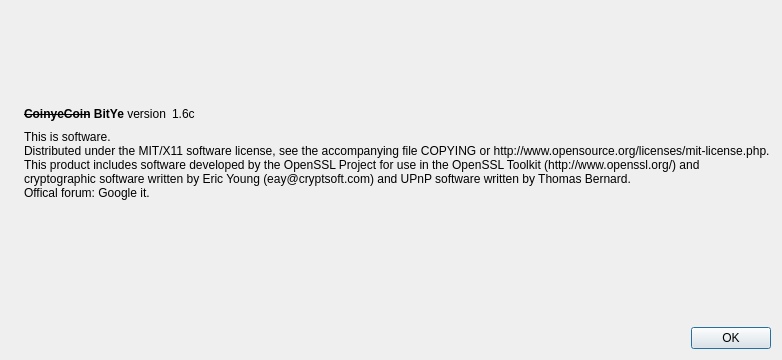
This is src/qt/forms/aboutdialog.ui in bityecoin/coinyecoin as Qt 5 draws it before an edit. The edited form follows.
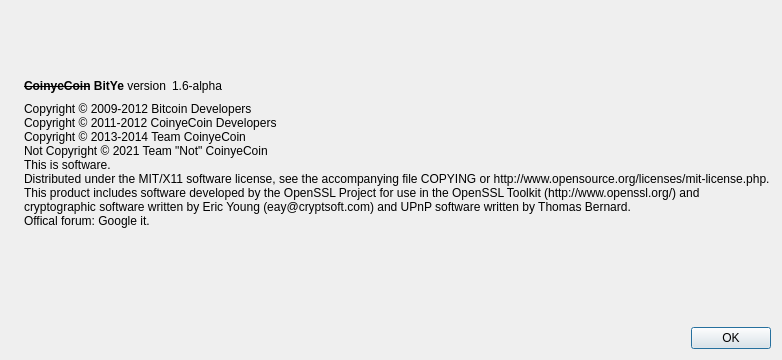
This is the edited form. Icons and pictures are not drawn.

Diff of the .ui file:
```diff
--- a/src/qt/forms/aboutdialog.ui
+++ b/src/qt/forms/aboutdialog.ui
@@ -63,7 +63,7 @@
           <cursorShape>IBeamCursor</cursorShape>
          </property>
          <property name="text">
-          <string notr="true">1.6c</string>
+          <string notr="true">1.6-alpha</string>
          </property>
          <property name="textInteractionFlags">
           <set>Qt::LinksAccessibleByMouse|Qt::TextSelectableByKeyboard|Qt::TextSelectableByMouse</set>
@@ -91,7 +91,11 @@
         <cursorShape>IBeamCursor</cursorShape>
        </property>
        <property name="text">
-        <string>This is software.
+        <string>Copyright © 2009-2012 Bitcoin Developers
+Copyright © 2011-2012 CoinyeCoin Developers
+Copyright © 2013-2014 Team CoinyeCoin
+Not Copyright © 2021 Team &quot;Not&quot; CoinyeCoin
+This is software.
 Distributed under the MIT/X11 software license, see the accompanying file COPYING or http://www.opensource.org/licenses/mit-license.php.
 This product includes software developed by the OpenSSL Project for use in the OpenSSL Toolkit (http://www.openssl.org/) and cryptographic software written by Eric Young (eay@cryptsoft.com) and UPnP software written by Thomas Bernard.
 Offical forum: Google it.
```
Left out of the diff: 2 changed lines with no effect on the pictures.
